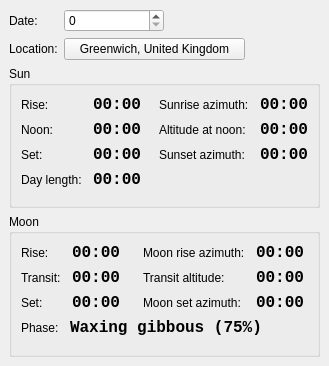
Above: kstars/tools/modcalcdaylength.ui from KDE/kstars before the change. Below: the same form after it.
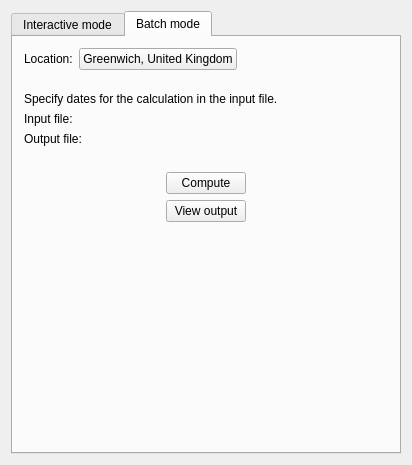
That is the form after the change. The open tabs and pages were chosen to show the change. Custom widgets are drawn as their Qt base class.

Commit message:
Add descriptive text to the start page of the Astrocalculator. Removed the Precession module.  Added a batch mode for the Almanac.
The calc module codes need to be refactored.  There should be a base
CalcModule class from which the others are derived, because there's a
lot of duplicated code in these modules.  That's something for 4.1
though.

Diff of the .ui file:
```diff
--- a/kstars/tools/modcalcdaylength.ui
+++ b/kstars/tools/modcalcdaylength.ui
@@ -5,34 +5,48 @@
    <rect>
     <x>0</x>
     <y>0</y>
-    <width>311</width>
-    <height>366</height>
+    <width>412</width>
+    <height>465</height>
    </rect>
   </property>
   <property name="windowTitle" >
    <string>Almanac</string>
   </property>
   <layout class="QVBoxLayout" >
-   <property name="margin" >
-    <number>9</number>
-   </property>
-   <property name="spacing" >
-    <number>6</number>
-   </property>
+   <item>
+    <widget class="QTabWidget" name="tabWidget" >
+     <property name="currentIndex" >
+      <number>0</number>
+     </property>
+     <widget class="QWidget" name="tab" >
+      <attribute name="title" >
+       <string>Interactive mode</string>
+      </attribute>
+      <layout class="QVBoxLayout" >
    <item>
     <layout class="QGridLayout" >
-     <property name="margin" >
+         <property name="leftMargin" >
       <number>0</number>
      </property>
-     <property name="spacing" >
+         <property name="topMargin" >
+          <number>0</number>
+         </property>
+         <property name="rightMargin" >
+          <number>0</number>
+         </property>
+         <property name="bottomMargin" >
+          <number>0</number>
+         </property>
+         <property name="horizontalSpacing" >
+          <number>6</number>
+         </property>
+         <property name="verticalSpacing" >
       <number>6</number>
      </property>
      <item row="0" column="1" >
       <widget class="ExtDateEdit" name="Date" >
        <property name="sizePolicy" >
-        <sizepolicy>
-         <hsizetype>5</hsizetype>
-         <vsizetype>0</vsizetype>
+            <sizepolicy vsizetype="Fixed" hsizetype="Preferred" >
          <horstretch>0</horstretch>
          <verstretch>0</verstretch>
         </sizepolicy>
@@ -62,9 +76,7 @@
      <item row="1" column="1" colspan="2" >
       <widget class="KPushButton" name="Location" >
        <property name="sizePolicy" >
-        <sizepolicy>
-         <hsizetype>1</hsizetype>
-         <vsizetype>1</vsizetype>
+            <sizepolicy vsizetype="Minimum" hsizetype="Minimum" >
          <horstretch>0</horstretch>
          <verstretch>0</verstretch>
         </sizepolicy>
@@ -121,18 +133,39 @@
       <string>Sun</string>
      </property>
      <layout class="QVBoxLayout" >
-      <property name="margin" >
-       <number>9</number>
-      </property>
       <property name="spacing" >
        <number>6</number>
       </property>
+          <property name="leftMargin" >
+           <number>9</number>
+          </property>
+          <property name="topMargin" >
+           <number>9</number>
+          </property>
+          <property name="rightMargin" >
+           <number>9</number>
+          </property>
+          <property name="bottomMargin" >
+           <number>9</number>
+          </property>
       <item>
        <layout class="QGridLayout" >
-        <property name="margin" >
+            <property name="leftMargin" >
          <number>0</number>
         </property>
-        <property name="spacing" >
+            <property name="topMargin" >
+             <number>0</number>
+            </property>
+            <property name="rightMargin" >
+             <number>0</number>
+            </property>
+            <property name="bottomMargin" >
+             <number>0</number>
+            </property>
+            <property name="horizontalSpacing" >
+             <number>6</number>
+            </property>
+            <property name="verticalSpacing" >
          <number>6</number>
         </property>
         <item row="1" column="3" >
@@ -251,9 +284,7 @@
         <item row="2" column="0" >
          <widget class="QLabel" name="SunSetLabel" >
           <property name="sizePolicy" >
-           <sizepolicy>
-            <hsizetype>1</hsizetype>
-            <vsizetype>5</vsizetype>
+               <sizepolicy vsizetype="Preferred" hsizetype="Minimum" >
             <horstretch>0</horstretch>
             <verstretch>0</verstretch>
            </sizepolicy>
@@ -266,9 +297,7 @@
         <item row="3" column="0" >
          <widget class="QLabel" name="DayLengthLabel" >
           <property name="sizePolicy" >
-           <sizepolicy>
-            <hsizetype>0</hsizetype>
-            <vsizetype>5</vsizetype>
+               <sizepolicy vsizetype="Preferred" hsizetype="Fixed" >
             <horstretch>0</horstretch>
             <verstretch>0</verstretch>
            </sizepolicy>
@@ -309,9 +338,7 @@
         <item row="0" column="0" >
          <widget class="QLabel" name="SunRiseLabel" >
           <property name="sizePolicy" >
-           <sizepolicy>
-            <hsizetype>1</hsizetype>
-            <vsizetype>5</vsizetype>
+               <sizepolicy vsizetype="Preferred" hsizetype="Minimum" >
             <horstretch>0</horstretch>
             <verstretch>0</verstretch>
            </sizepolicy>
@@ -324,9 +351,7 @@
         <item row="1" column="0" >
          <widget class="QLabel" name="SunTransitLabel" >
           <property name="sizePolicy" >
-           <sizepolicy>
-            <hsizetype>1</hsizetype>
-            <vsizetype>5</vsizetype>
+               <sizepolicy vsizetype="Preferred" hsizetype="Minimum" >
             <horstretch>0</horstretch>
             <verstretch>0</verstretch>
            </sizepolicy>
@@ -397,9 +422,7 @@
         <item row="2" column="3" >
          <widget class="QLabel" name="SunSetAzLabel" >
           <property name="sizePolicy" >
-           <sizepolicy>
-            <hsizetype>0</hsizetype>
-            <vsizetype>5</vsizetype>
+               <sizepolicy vsizetype="Preferred" hsizetype="Fixed" >
             <horstretch>0</horstretch>
             <verstretch>0</verstretch>
            </sizepolicy>
@@ -475,17 +498,23 @@
       <string>Moon</string>
      </property>
      <layout class="QVBoxLayout" >
-      <property name="margin" >
-       <number>9</number>
-      </property>
       <property name="spacing" >
        <number>6</number>
       </property>
+          <property name="leftMargin" >
+           <number>9</number>
+          </property>
+          <property name="topMargin" >
+           <number>9</number>
+          </property>
+          <property name="rightMargin" >
+           <number>9</number>
+          </property>
+          <property name="bottomMargin" >
+           <number>9</number>
+          </property>
       <item>
        <layout class="QHBoxLayout" >
-        <property name="margin" >
-         <number>0</number>
-        </property>
         <property name="spacing" >
          <number>6</number>
         </property>
@@ -494,7 +523,19 @@
           <property name="margin" >
            <number>0</number>
           </property>
-          <property name="spacing" >
+              <property name="topMargin" >
+               <number>0</number>
+              </property>
+              <property name="rightMargin" >
+               <number>0</number>
+              </property>
+              <property name="bottomMargin" >
+               <number>0</number>
+              </property>
+              <property name="horizontalSpacing" >
+               <number>6</number>
+              </property>
+              <property name="verticalSpacing" >
            <number>6</number>
           </property>
           <item row="0" column="0" >
@@ -604,9 +645,7 @@
           <item row="0" column="3" >
            <widget class="QLabel" name="MoonRiseAzLabel" >
             <property name="sizePolicy" >
-             <sizepolicy>
-              <hsizetype>0</hsizetype>
-              <vsizetype>5</vsizetype>
+                 <sizepolicy vsizetype="Preferred" hsizetype="Fixed" >
               <horstretch>0</horstretch>
               <verstretch>0</verstretch>
              </sizepolicy>
@@ -682,9 +721,7 @@
           <item row="1" column="0" >
            <widget class="QLabel" name="MoonTransitLabel" >
             <property name="sizePolicy" >
-             <sizepolicy>
-              <hsizetype>0</hsizetype>
-              <vsizetype>5</vsizetype>
+                 <sizepolicy vsizetype="Preferred" hsizetype="Fixed" >
               <horstretch>0</horstretch>
               <verstretch>0</verstretch>
              </sizepolicy>
@@ -741,6 +778,18 @@
         <property name="spacing" >
          <number>6</number>
         </property>
+            <property name="leftMargin" >
+             <number>0</number>
+            </property>
+            <property name="topMargin" >
+             <number>0</number>
+            </property>
+            <property name="rightMargin" >
+             <number>0</number>
+            </property>
+            <property name="bottomMargin" >
+             <number>0</number>
+            </property>
         <item>
          <widget class="QLabel" name="LunarPhaseLabel" >
           <property name="text" >
@@ -801,22 +850,202 @@
        </spacer>
       </item>
      </layout>
+        </widget>
+       </item>
+      </layout>
+     </widget>
+     <widget class="QWidget" name="tab_2" >
+      <attribute name="title" >
+       <string>Batch mode</string>
+      </attribute>
+      <layout class="QVBoxLayout" >
+       <item>
+        <layout class="QHBoxLayout" >
+         <item>
+          <widget class="QLabel" name="LocationLabelBatch" >
+           <property name="text" >
+            <string>Location:</string>
+           </property>
+          </widget>
+         </item>
+         <item>
+          <widget class="KPushButton" name="LocationBatch" >
+           <property name="sizePolicy" >
+            <sizepolicy vsizetype="Minimum" hsizetype="Minimum" >
+             <horstretch>0</horstretch>
+             <verstretch>0</verstretch>
+            </sizepolicy>
+           </property>
+           <property name="text" >
+            <string>Greenwich, United Kingdom</string>
+           </property>
+          </widget>
+         </item>
+         <item>
+          <spacer>
+           <property name="orientation" >
+            <enum>Qt::Horizontal</enum>
+           </property>
+           <property name="sizeHint" >
+            <size>
+             <width>40</width>
+             <height>20</height>
+            </size>
+           </property>
+          </spacer>
+         </item>
+        </layout>
+       </item>
+       <item>
+        <spacer>
+         <property name="orientation" >
+          <enum>Qt::Vertical</enum>
+         </property>
+         <property name="sizeType" >
+          <enum>QSizePolicy::Minimum</enum>
+         </property>
+         <property name="sizeHint" >
+          <size>
+           <width>20</width>
+           <height>16</height>
+          </size>
+         </property>
+        </spacer>
+       </item>
+       <item>
+        <widget class="QLabel" name="label" >
+         <property name="text" >
+          <string>Specify dates for the calculation in the input file.</string>
+         </property>
+        </widget>
+       </item>
+       <item>
+        <layout class="QGridLayout" >
+         <item row="0" column="0" >
+          <widget class="QLabel" name="label_5" >
+           <property name="text" >
+            <string>Input file: </string>
+           </property>
+          </widget>
+         </item>
+         <item row="0" column="1" >
+          <widget class="KUrlRequester" name="InputFileBatch" />
+         </item>
+         <item row="1" column="0" >
+          <widget class="QLabel" name="label_6" >
+           <property name="text" >
+            <string>Output file: </string>
+           </property>
+          </widget>
+         </item>
+         <item row="1" column="1" >
+          <widget class="KUrlRequester" name="OutputFileBatch" />
+         </item>
+        </layout>
+       </item>
+       <item>
+        <spacer>
+         <property name="orientation" >
+          <enum>Qt::Vertical</enum>
+         </property>
+         <property name="sizeType" >
+          <enum>QSizePolicy::Minimum</enum>
+         </property>
+         <property name="sizeHint" >
+          <size>
+           <width>20</width>
+           <height>20</height>
+          </size>
+         </property>
+        </spacer>
+       </item>
+       <item>
+        <layout class="QHBoxLayout" >
+         <item>
+          <spacer>
+           <property name="orientation" >
+            <enum>Qt::Horizontal</enum>
+           </property>
+           <property name="sizeHint" >
+            <size>
+             <width>40</width>
+             <height>20</height>
+            </size>
+           </property>
+          </spacer>
+         </item>
+         <item>
+          <layout class="QVBoxLayout" >
+           <item>
+            <widget class="KPushButton" name="RunButtonBatch" >
+             <property name="text" >
+              <string>Compute</string>
+             </property>
+            </widget>
+           </item>
+           <item>
+            <widget class="KPushButton" name="ViewButtonBatch" >
+             <property name="text" >
+              <string>View output</string>
+             </property>
+            </widget>
+           </item>
+          </layout>
+         </item>
+         <item>
+          <spacer>
+           <property name="orientation" >
+            <enum>Qt::Horizontal</enum>
+           </property>
+           <property name="sizeHint" >
+            <size>
+             <width>40</width>
+             <height>20</height>
+            </size>
+           </property>
+          </spacer>
+         </item>
+        </layout>
+       </item>
+       <item>
+        <spacer>
+         <property name="orientation" >
+          <enum>Qt::Vertical</enum>
+         </property>
+         <property name="sizeType" >
+          <enum>QSizePolicy::Expanding</enum>
+         </property>
+         <property name="sizeHint" >
+          <size>
+           <width>20</width>
+           <height>20</height>
+          </size>
+         </property>
+        </spacer>
+       </item>
+      </layout>
+     </widget>
     </widget>
    </item>
   </layout>
  </widget>
  <layoutdefault spacing="6" margin="11" />
  <customwidgets>
-  <customwidget>
-   <class>KPushButton</class>
-   <extends>QPushButton</extends>
-   <header>kpushbutton.h</header>
-  </customwidget>
   <customwidget>
    <class>ExtDateEdit</class>
    <extends>QSpinBox</extends>
    <header>extdatetimeedit.h</header>
   </customwidget>
+  <customwidget>
+   <class>KPushButton</class>
+   <extends>QPushButton</extends>
+   <header>kpushbutton.h</header>
+  </customwidget>
+  <customwidget>
+   <class>KUrlRequester</class>
+   <extends>QFrame</extends>
+   <header>kurlrequester.h</header>
+  </customwidget>
  </customwidgets>
  <resources/>
  <connections/>
```
Left out of the diff: 45 changed lines with no effect on the pictures. Lines whose indentation alone changed are shown as unchanged. The commit also changes 8 other files.
